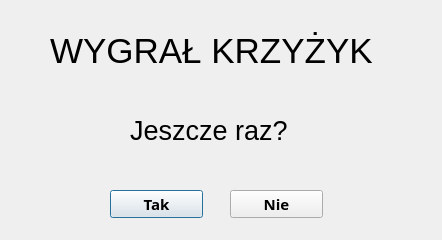
pkwasek08/Tic-Tac-Toe, file resultwindow.ui: the form before one commit.
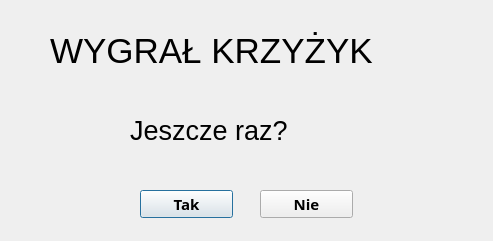
The form after the commit.

Diff of the .ui file:
```diff
--- a/resultwindow.ui
+++ b/resultwindow.ui
@@ -6,12 +6,24 @@
    <rect>
     <x>0</x>
     <y>0</y>
-    <width>442</width>
-    <height>240</height>
+    <width>493</width>
+    <height>241</height>
    </rect>
   </property>
+  <property name="sizePolicy">
+   <sizepolicy hsizetype="Preferred" vsizetype="Preferred">
+    <horstretch>0</horstretch>
+    <verstretch>0</verstretch>
+   </sizepolicy>
+  </property>
   <property name="windowTitle">
-   <string>Dialog</string>
+   <string>Kółko i krzyżyk</string>
+  </property>
+  <property name="autoFillBackground">
+   <bool>false</bool>
+  </property>
+  <property name="sizeGripEnabled">
+   <bool>false</bool>
   </property>
   <widget class="QLabel" name="label">
    <property name="geometry">
@@ -52,7 +64,7 @@
   <widget class="QPushButton" name="pushButton">
    <property name="geometry">
     <rect>
-     <x>110</x>
+     <x>140</x>
      <y>190</y>
      <width>93</width>
      <height>28</height>
@@ -73,7 +85,7 @@
   <widget class="QPushButton" name="pushButton_2">
    <property name="geometry">
     <rect>
-     <x>230</x>
+     <x>260</x>
      <y>190</y>
      <width>93</width>
      <height>28</height>
```
